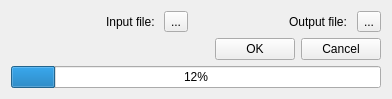
This is kmz_generator.ui in skrilic/Roadscan as Qt 5 draws it before an edit. The edited form follows.
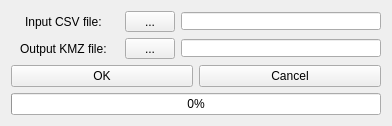
This is the edited form.

Commit message: maplayer-gui functional ...

```diff
--- a/kmz_generator.ui
+++ b/kmz_generator.ui
@@ -7,7 +7,7 @@
     <x>0</x>
     <y>0</y>
     <width>392</width>
-    <height>98</height>
+    <height>124</height>
    </rect>
   </property>
   <property name="minimumSize">
@@ -23,30 +23,26 @@
    <item>
     <layout class="QHBoxLayout" name="horizontalLayout">
      <item>
-      <layout class="QHBoxLayout" name="horizontalLayout_2"/>
-     </item>
-     <item>
-      <spacer name="horizontalSpacer">
-       <property name="orientation">
-        <enum>Qt::Horizontal</enum>
-       </property>
-       <property name="sizeHint" stdset="0">
-        <size>
-         <width>40</width>
-         <height>20</height>
-        </size>
-       </property>
-      </spacer>
-     </item>
-     <item>
-      <widget class="QLabel" name="label_input">
+      <widget class="QLabel" name="label">
        <property name="text">
-        <string>Input file: </string>
+        <string>Input CSV file: </string>
+       </property>
+       <property name="alignment">
+        <set>Qt::AlignCenter</set>
        </property>
       </widget>
      </item>
      <item>
       <widget class="QToolButton" name="toolButton_input">
+       <property name="enabled">
+        <bool>true</bool>
+       </property>
+       <property name="minimumSize">
+        <size>
+         <width>50</width>
+         <height>0</height>
+        </size>
+       </property>
        <property name="toolTip">
         <string>Select measurement log file</string>
        </property>
@@ -56,27 +52,52 @@
       </widget>
      </item>
      <item>
-      <spacer name="horizontalSpacer_2">
-       <property name="orientation">
-        <enum>Qt::Horizontal</enum>
+      <widget class="QLineEdit" name="lineEdit_input">
+       <property name="enabled">
+        <bool>true</bool>
        </property>
-       <property name="sizeHint" stdset="0">
+       <property name="minimumSize">
         <size>
-         <width>40</width>
-         <height>20</height>
+         <width>200</width>
+         <height>18</height>
         </size>
        </property>
-      </spacer>
+       <property name="maximumSize">
+        <size>
+         <width>200</width>
+         <height>18</height>
+        </size>
+       </property>
+       <property name="text">
+        <string/>
+       </property>
+       <property name="readOnly">
+        <bool>true</bool>
+       </property>
+      </widget>
      </item>
+    </layout>
+   </item>
+   <item>
+    <layout class="QHBoxLayout" name="horizontalLayout_2">
      <item>
-      <widget class="QLabel" name="label_output">
+      <widget class="QLabel" name="label_2">
        <property name="text">
-        <string>Output file: </string>
+        <string>Output KMZ file: </string>
+       </property>
+       <property name="alignment">
+        <set>Qt::AlignCenter</set>
        </property>
       </widget>
      </item>
      <item>
       <widget class="QToolButton" name="toolButton_output">
+       <property name="minimumSize">
+        <size>
+         <width>50</width>
+         <height>0</height>
+        </size>
+       </property>
        <property name="toolTip">
         <string>Select the output file</string>
        </property>
@@ -85,23 +106,32 @@
        </property>
       </widget>
      </item>
+     <item>
+      <widget class="QLineEdit" name="lineEdit_output">
+       <property name="enabled">
+        <bool>true</bool>
+       </property>
+       <property name="minimumSize">
+        <size>
+         <width>200</width>
+         <height>18</height>
+        </size>
+       </property>
+       <property name="maximumSize">
+        <size>
+         <width>200</width>
+         <height>18</height>
+        </size>
+       </property>
+       <property name="readOnly">
+        <bool>true</bool>
+       </property>
+      </widget>
+     </item>
     </layout>
    </item>
    <item>
     <layout class="QHBoxLayout" name="horizontalLayout_3">
-     <item>
-      <spacer name="horizontalSpacer_4">
-       <property name="orientation">
-        <enum>Qt::Horizontal</enum>
-       </property>
-       <property name="sizeHint" stdset="0">
-        <size>
-         <width>40</width>
-         <height>20</height>
-        </size>
-       </property>
-      </spacer>
-     </item>
      <item>
       <widget class="QPushButton" name="pushButton_OK">
        <property name="text">
@@ -120,8 +150,11 @@
    </item>
    <item>
     <widget class="QProgressBar" name="progressBar">
+     <property name="styleSheet">
+      <string notr="true">text-align: center</string>
+     </property>
      <property name="value">
-      <number>12</number>
+      <number>0</number>
      </property>
     </widget>
    </item>
```
Left out of the diff: 3 changed lines with no effect on the pictures. The commit also changes 3 other files.
